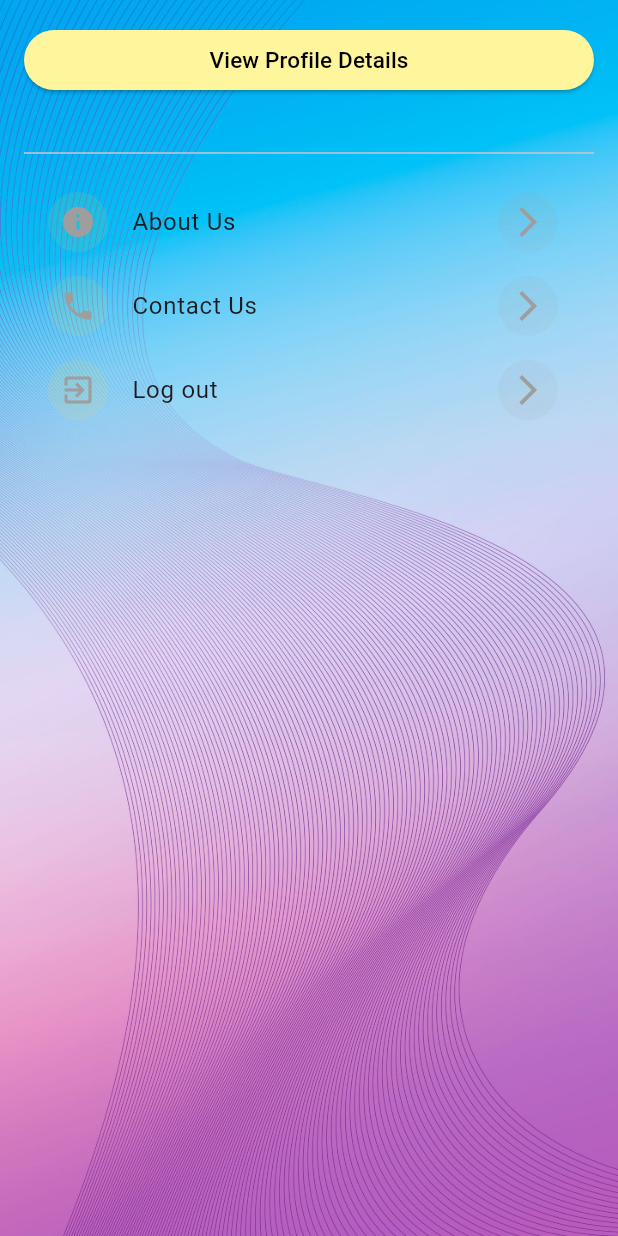
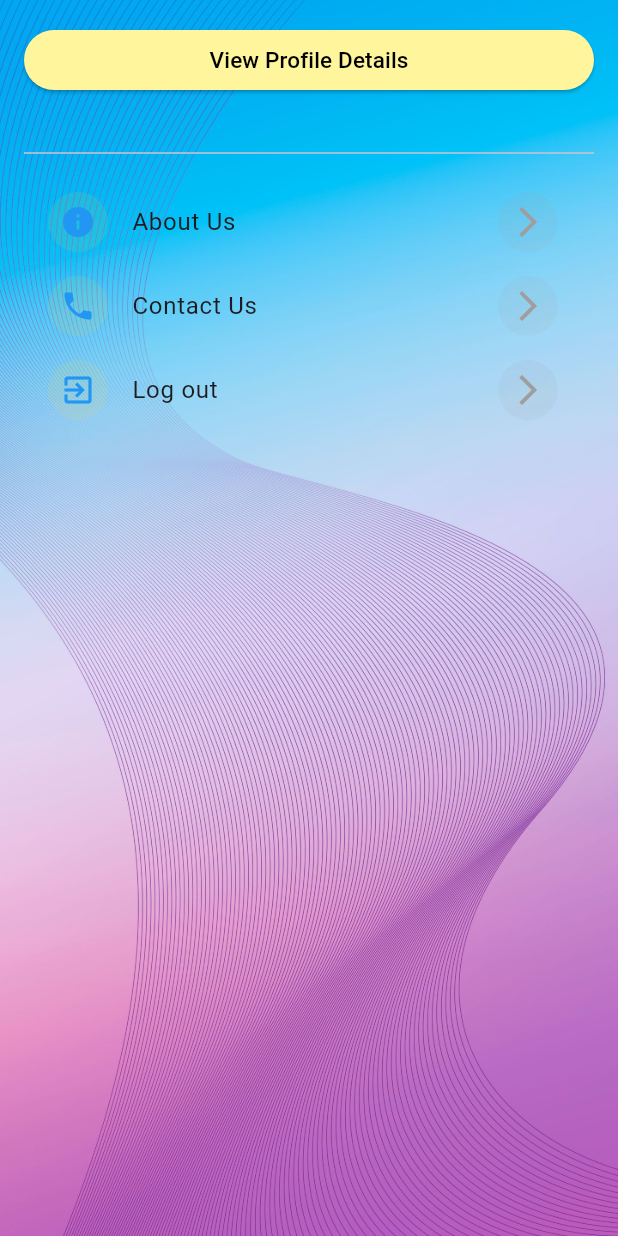
Before and after one commit to fieanfiean/ProjectSD_G03-38, a Flutter app: the ProfileTabPage screen opened directly, on a phone screen of 412 x 824 dp. Run offline on Flutter 3.47's test engine with Material 2 defaults, Android fonts, the phone set to English and light mode, and no system bars; our stand-ins replace cached_network_image, cloud_firestore, email_validator, firebase_auth, firebase_core, firebase_database and 4 more; missing offline and left inert: dart:ffi, flutter_launcher_icons; accounts and stored records are empty; project files that could hold a hidden picture were left out.

Commit message:
change profile page icon color(passenger)

```diff
--- a/ProjectSD_2023/airasia_online_check_in_system/lib/main_page/profile_page.dart
+++ b/ProjectSD_2023/airasia_online_check_in_system/lib/main_page/profile_page.dart
@@ -183,7 +183,7 @@ class ProfileMenuWidget extends StatelessWidget {
             borderRadius: BorderRadius.circular(100),
             color: Colors.amberAccent.withOpacity(0.1),
           ),
-          child: Icon(icon, color: Colors.grey),
+          child: Icon(icon, color: Colors.blue),
         ),
         title: Text(title),
         trailing: Container(
```
